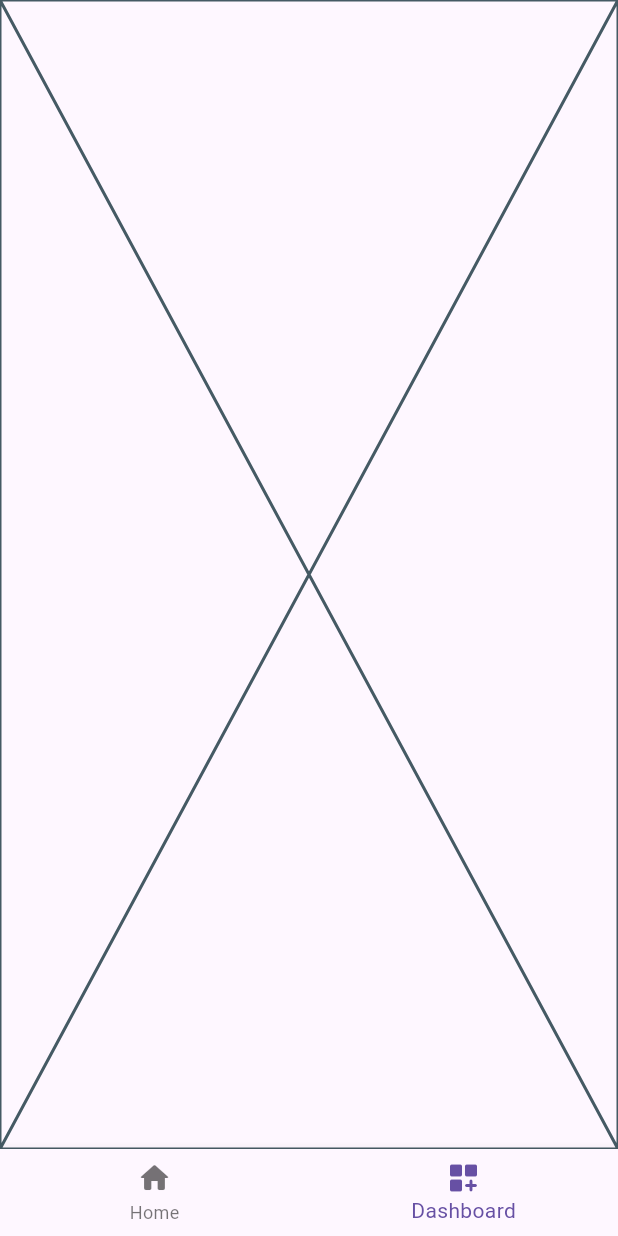
After one commit to SaeedAllGray/RaceTracer, a Flutter app: the screen it shows after launch, item 2 of the bottom bar chosen, on a phone screen of 412 x 824 dp. The commit adds this screen. Run offline on Flutter 3.47's test engine with Material 3 defaults, Android fonts, the phone set to English and light mode, and no system bars; our stand-ins replace dio; generated files the repository leaves out were written again.

Commit message:
Added some initial components to the app.; git push origin initial_setup

```diff
--- a/App/racetracer/lib/src/localization/app_en.arb
+++ b/App/racetracer/lib/src/localization/app_en.arb
@@ -2,5 +2,7 @@
   "appTitle": "racetracer",
   "@appTitle": {
     "description": "The title of the application"
-  }
+  },
+  "home": "Home",
+  "dashboard": "Dashboard"
 }
--- /dev/null
+++ b/App/racetracer/lib/src/presentation/home/home_page.dart
@@ -0,0 +1,55 @@
+import 'package:flutter/material.dart';
+import 'package:flutter_gen/gen_l10n/app_localizations.dart';
+import 'package:racetracer/src/presentation/features/nodes/nodes_widget.dart';
+
+class HomePage extends StatefulWidget {
+  static const routeName = '/';
+
+  const HomePage({super.key});
+
+  @override
+  State<HomePage> createState() => _HomePageState();
+}
+
+class _HomePageState extends State<HomePage> {
+  int _selectedIndex = 0;
+  void _onItemTapped(int index) {
+    setState(() {
+      _selectedIndex = index;
+    });
+  }
+
+  @override
+  Widget build(BuildContext context) {
+    return Scaffold(
+      body: Center(
+        child: getTabs().elementAt(_selectedIndex),
+      ),
+      bottomNavigationBar: BottomNavigationBar(
+        type: BottomNavigationBarType.fixed,
+        items: <BottomNavigationBarItem>[
+          BottomNavigationBarItem(
+            icon: const Icon(
+              Icons.home_rounded,
+            ),
+            label: AppLocalizations.of(context)!.home,
+          ),
+          BottomNavigationBarItem(
+            icon: const Icon(
+              Icons.dashboard_customize_rounded,
+            ),
+            label: AppLocalizations.of(context)!.dashboard,
+          ),
+        ],
+        currentIndex: _selectedIndex,
+        onTap: _onItemTapped,
+      ),
+    );
+  }
+
+  List<Widget> getTabs() => <Widget>[
+        NodesWidget(),
+        Placeholder(),
+        Placeholder(),
+      ];
+}
```
Also changed, not shown: App/racetracer/lib/src/app.dart (+17 -17 lines), App/racetracer/lib/src/presentation/constants/api_constant.dart (added, +14 -0 lines), App/racetracer/lib/src/presentation/constants/colors.dart (added, +13 -0 lines), App/racetracer/lib/src/presentation/constants/fonts.dart (added, +57 -0 lines), App/racetracer/lib/src/presentation/features/nodes/nodes_widget.dart (added, +18 -0 lines).
